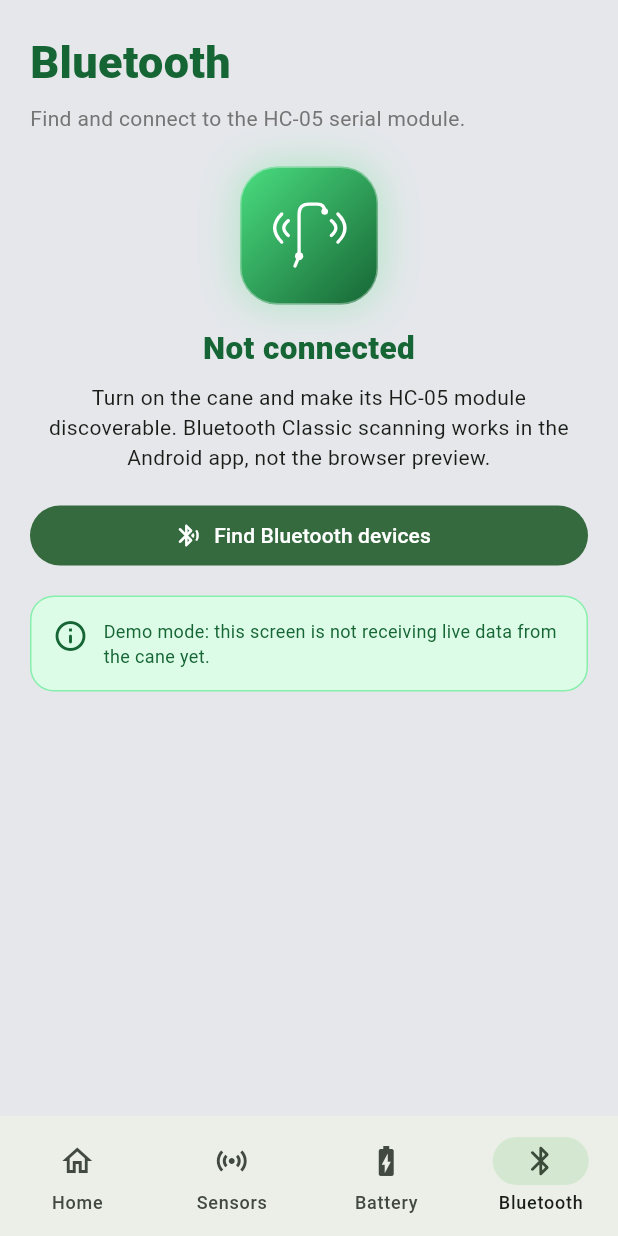
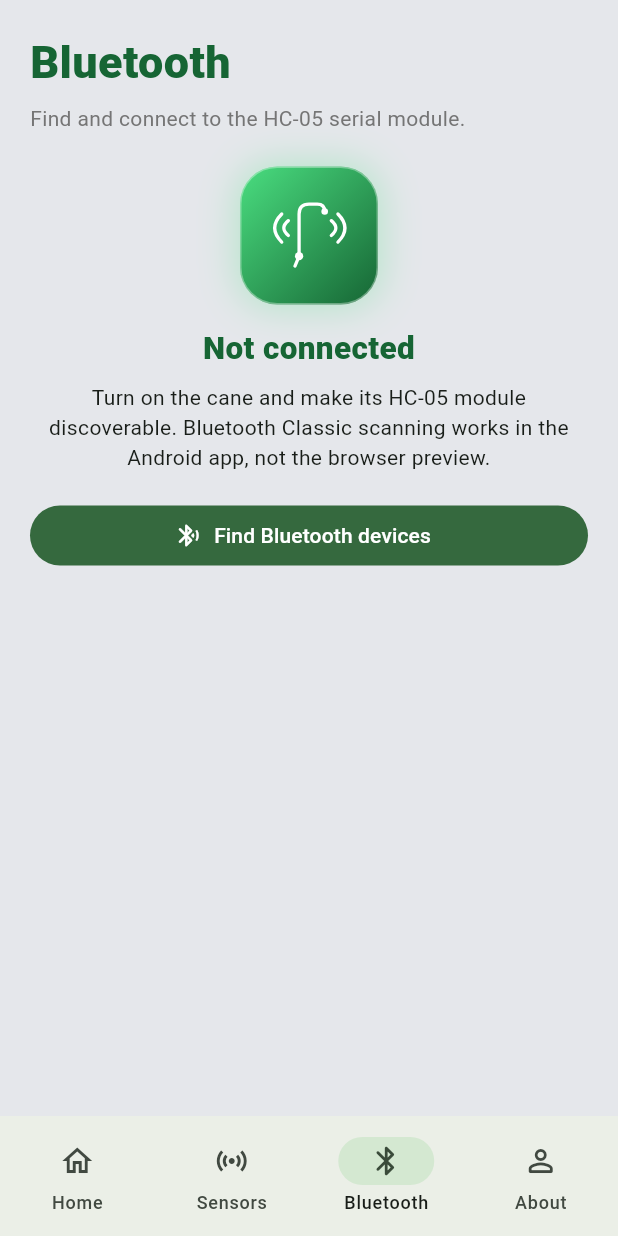
Before and after one commit to johnstephenferrer/smart_cane_app1, a Flutter app: the MainShell screen opened directly, after a tap on "DISCONNECTED", on a phone screen of 412 x 824 dp. Run offline on Flutter 3.47's test engine with Material 3 defaults, Android fonts, the phone set to English and light mode, and no system bars; our stand-ins replace shared_preferences; missing offline and left inert: flutter_classic_bluetooth; accounts and stored records are empty.

Commit message:
Replace battery tab with developer about page

```diff
--- a/lib/main.dart
+++ b/lib/main.dart
@@ -698,17 +698,7 @@ class _IntroContent extends StatelessWidget {
 
 // -------------------- MAIN NAVIGATION --------------------
 
-enum AppTab { home, sensors, battery, bluetooth }
-
-enum BatteryCondition { high, medium, low, replace }
-
-String batteryConditionText(BatteryCondition? condition) => switch (condition) {
-  BatteryCondition.high => 'High',
-  BatteryCondition.medium => 'Medium',
-  BatteryCondition.low => 'Low',
-  BatteryCondition.replace => 'Replace battery',
-  null => 'Unavailable',
-};
+enum AppTab { home, sensors, bluetooth, about }
 
 String formatDistance(double value) => value == value.roundToDouble()
     ? value.toStringAsFixed(0)
@@ -721,7 +711,6 @@ String distanceForScreenReader(double? value) => value == null
 class CaneTelemetry extends ChangeNotifier {
   double? upperCm;
   double? lowerCm;
-  BatteryCondition? batteryCondition;
   bool? buzzerOn;
   bool? vibrationOn;
   bool connected = false;
@@ -731,8 +720,8 @@ class CaneTelemetry extends ChangeNotifier {
 
   bool applyJson(Map<String, dynamic> json) {
     // Accept newline-delimited JSON from the HC-05. Example packet:
-    // {"upperCm":42.5,"lowerCm":18,"batteryStatus":"medium","buzzer":false,"vibration":false}\n
-    const keys = {'upperCm', 'lowerCm', 'batteryStatus', 'buzzer', 'vibration'};
+    // {"upperCm":42.5,"lowerCm":18,"buzzer":false,"vibration":false}\n
+    const keys = {'upperCm', 'lowerCm', 'buzzer', 'vibration'};
     if (!json.keys.any(keys.contains)) return false;
 
     if (json.containsKey('upperCm')) {
@@ -740,9 +729,6 @@ class CaneTelemetry extends ChangeNotifier {
     }
     if (json.containsKey('lowerCm')) {
       lowerCm = _distance(json['lowerCm'], max: 50);
-    }
-    if (json.containsKey('batteryStatus')) {
-      batteryCondition = _batteryCondition(json['batteryStatus']);
     }
     if (json.containsKey('buzzer')) buzzerOn = _boolean(json['buzzer']);
     if (json.containsKey('vibration')) {
@@ -773,7 +759,6 @@ class CaneTelemetry extends ChangeNotifier {
     _staleTimer = null;
     upperCm = null;
     lowerCm = null;
-    batteryCondition = null;
     buzzerOn = null;
     vibrationOn = null;
     lastUpdate = null;
@@ -800,18 +785,6 @@ class CaneTelemetry extends ChangeNotifier {
     if (value == 0 || value == '0' || value == 'false') return false;
     return null;
   }
-
-  static BatteryCondition? _batteryCondition(dynamic value) {
-    if (value == null) return null;
-    final normalized = '$value'.trim().toLowerCase();
-    return switch (normalized) {
-      'high' => BatteryCondition.high,
-      'medium' || 'mid' => BatteryCondition.medium,
-      'low' => BatteryCondition.low,
-      'replace' || 'replace battery' => BatteryCondition.replace,
-      _ => null,
-    };
-  }
 }
 
 class MainShell extends StatefulWidget {
@@ -847,12 +820,11 @@ class _MainShellState extends State<MainShell> {
         telemetry: _telemetry,
         onOpenSensors: () => setState(() => _tab = AppTab.sensors),
         onOpenBluetooth: () => setState(() => _tab = AppTab.bluetooth),
-        onOpenBattery: () => setState(() => _tab = AppTab.battery),
         onOpenTutorial: _openTutorial,
       ),
       SensorsScreen(telemetry: _telemetry),
-      BatteryScreen(telemetry: _telemetry),
       BluetoothScreen(telemetry: _telemetry),
+      const AboutScreen(),
     ];
     final selected = AppTab.values.indexOf(_tab);
 
@@ -904,14 +876,14 @@ class _MainShellState extends State<MainShell> {
             label: 'Sensors',
           ),
           NavigationDestination(
-            icon: Icon(Icons.battery_charging_full_outlined),
-            selectedIcon: Icon(Icons.battery_charging_full_rounded),
-            label: 'Battery',
-          ),
-          NavigationDestination(
             icon: Icon(Icons.bluetooth_outlined),
             selectedIcon: Icon(Icons.bluetooth_rounded),
             label: 'Bluetooth',
+          ),
+          NavigationDestination(
+            icon: Icon(Icons.person_outline_rounded),
+            selectedIcon: Icon(Icons.person_rounded),
+            label: 'About',
           ),
         ],
       ),
@@ -925,7 +897,6 @@ class HomeScreen extends StatefulWidget {
   final CaneTelemetry telemetry;
   final VoidCallback? onOpenSensors;
   final VoidCallback? onOpenBluetooth;
-  final VoidCallback? onOpenBattery;
   final VoidCallback? onOpenTutorial;
 
   const HomeScreen({
@@ -933,7 +904,6 @@ class HomeScreen extends StatefulWidget {
     required this.telemetry,
     this.onOpenSensors,
     this.onOpenBluetooth,
-    this.onOpenBattery,
     this.onOpenTutorial,
   });
 
@@ -1277,44 +1247,6 @@ class _HomeScreenState extends State<HomeScreen>
                 ),
               ),
               const SizedBox(height: 22),
-              _reveal(
-                4,
-                _DashboardActionCard(
-                  onTap: widget.onOpenBattery,
-                  child: Row(
-                    children: [
-                      _StatusGlyph(icon: Icons.battery_unknown_rounded),
-                      SizedBox(width: 14),
-                      Expanded(
-                        child: Column(
-                          crossAxisAlignment: CrossAxisAlignment.start,
-                          children: [
-                            Text(
-                              'Battery',
-                              style: TextStyle(fontWeight: FontWeight.w800),
-                            ),
-                            SizedBox(height: 4),
-                            Text(
-                              'Condition: ${batteryConditionText(widget.telemetry.batteryCondition)}',
-                              style: TextStyle(
-                                color: Color(0xFF6B7280),
-                                fontSize: 12,
-                              ),
-                            ),
-                          ],
-                        ),
-                      ),
-                      Icon(
-                        Icons.arrow_forward_ios_rounded,
-                        size: 14,
-                        color: charcoalText,
-                      ),
-                    ],
-                  ),
-                ),
-              ),
-              const SizedBox(height: 14),
-              _reveal(5, const DemoNotice()),
               if (widget.onOpenTutorial != null) ...[
                 const SizedBox(height: 14),
                 _reveal(
@@ -1438,7 +1370,7 @@ class _DashboardActionCardState extends State<_DashboardActionCard> {
   }
 }
 
-// -------------------- SENSORS / BATTERY / BLUETOOTH --------------------
+// -------------------- SENSORS / BLUETOOTH / ABOUT --------------------
 
 class SensorsScreen extends StatelessWidget {
   final CaneTelemetry telemetry;
@@ -1450,7 +1382,6 @@ class SensorsScreen extends StatelessWidget {
       title: 'Sensors',
       subtitle: 'Two detection zones, one overview.',
       children: [
-        const DemoNotice(),
         const SizedBox(height: 16),
         const SensorDetailCard(
           icon: Icons.vertical_align_top_rounded,
@@ -1507,212 +1438,163 @@ class SensorsScreen extends StatelessWidget {
   }
 }
 
-class BatteryScreen extends StatelessWidget {
-  final CaneTelemetry telemetry;
-  const BatteryScreen({super.key, required this.telemetry});
+class AboutScreen extends StatefulWidget {
+  const AboutScreen({super.key});
+
+  @override
+  State<AboutScreen> createState() => _AboutScreenState();
+}
+
+class _AboutScreenState extends State<AboutScreen>
+    with SingleTickerProviderStateMixin {
+  late final AnimationController _floatController;
+
+  @override
+  void initState() {
+    super.initState();
+    _floatController = AnimationController(
+      vsync: this,
+      duration: const Duration(milliseconds: 1900),
+    );
+  }
+
+  @override
+  void didChangeDependencies() {
+    super.didChangeDependencies();
+    if (MediaQuery.disableAnimationsOf(context)) {
+      _floatController
+        ..stop()
+        ..value = 0;
+    } else if (!_floatController.isAnimating) {
+      _floatController.repeat(reverse: true);
+    }
+  }
+
+  @override
+  void dispose() {
+    _floatController.dispose();
+    super.dispose();
+  }
 
   @override
   Widget build(BuildContext context) {
     return AppPage(
-      title: 'Battery',
-      subtitle: 'A simple condition indicator for your cane battery.',
+      title: 'About',
+      subtitle: 'The student and purpose behind Smart Cane.',
       children: [
-        _BatteryConditionPanel(telemetry: telemetry),
-        const SizedBox(height: 16),
-        AnimatedBuilder(
-          animation: telemetry,
-          builder: (context, _) => Column(
-            children: [
-              InfoRow(
-                icon: Icons.battery_unknown_rounded,
-                label: 'Current condition',
-                value: batteryConditionText(telemetry.batteryCondition),
-              ),
-              const InfoRow(
-                icon: Icons.schedule_rounded,
-                label: 'Estimated runtime',
-                value: 'Not measured',
-              ),
-              InfoRow(
-                icon: Icons.power_rounded,
-                label: 'Bluetooth link',
-                value: telemetry.connected ? 'Connected' : 'Disconnected',
-              ),
-            ],
+        Card(
+          clipBehavior: Clip.antiAlias,
+          child: Container(
+            height: 280,
+            width: double.infinity,
+            decoration: const BoxDecoration(
+              gradient: LinearGradient(
+                begin: Alignment.topCenter,
+                end: Alignment.bottomCenter,
+                colors: [Color(0xFFF0FDF4), Color(0xFFDCFCE7)],
+              ),
+            ),
+            child: Stack(
+              alignment: Alignment.bottomCenter,
+              children: [
+                Positioned(
+                  bottom: 10,
+                  child: Container(
+                    width: 190,
+                    height: 190,
+                    decoration: BoxDecoration(
+                      color: primaryGreen.withValues(alpha: 0.10),
+                      shape: BoxShape.circle,
+                    ),
+                  ),
+                ),
+                AnimatedBuilder(
+                  animation: _floatController,
+                  builder: (context, child) => Transform.translate(
+                    offset: Offset(0, -5 * _floatController.value),
+                    child: child,
+                  ),
+                  child: Semantics(
+                    label: 'Portrait of John Stephen Ferrer',
+                    child: Image.asset(
+                      'assets/ferrer.png',
+                      height: 280,
+                      width: 280,
+                      fit: BoxFit.contain,
+                      alignment: Alignment.bottomCenter,
+                    ),
+                  ),
+                ),
+              ],
+            ),
           ),
         ),
         const SizedBox(height: 16),
-        const DemoNotice(),
-      ],
-    );
-  }
-}
-
-class _BatteryConditionPanel extends StatelessWidget {
-  final CaneTelemetry telemetry;
-  const _BatteryConditionPanel({required this.telemetry});
-
-  @override
-  Widget build(BuildContext context) {
-    const levels = [
-      ('High', primaryGreen),
-      ('Medium', Color(0xFF65A30D)),
-      ('Low', Color(0xFF6B7280)),
-      ('Replace', charcoalText),
-    ];
-
-    return AnimatedBuilder(
-      animation: telemetry,
-      builder: (context, _) {
-        final condition = telemetry.batteryCondition;
-        return Card(
-          clipBehavior: Clip.antiAlias,
+        Card(
           child: Padding(
             padding: const EdgeInsets.all(18),
             child: Column(
               crossAxisAlignment: CrossAxisAlignment.start,
               children: [
-                Row(
-                  children: [
-                    Container(
-                      width: 48,
-                      height: 48,
-                      decoration: BoxDecoration(
-                        color: lightGreen,
-                        borderRadius: BorderRadius.circular(15),
-                      ),
-                      child: const Icon(
-                        Icons.battery_3_bar_rounded,
-                        color: primaryGreen,
-                      ),
-                    ),
-                    const SizedBox(width: 12),
-                    Expanded(
-                      child: Column(
-                        crossAxisAlignment: CrossAxisAlignment.start,
-                        children: [
-                          Text(
-                            'Battery condition',
-                            style: TextStyle(
-                              color: darkGreen,
-                              fontSize: 17,
-                              fontWeight: FontWeight.w800,
-                            ),
-                          ),
-                          SizedBox(height: 4),
-                          AnimatedSwitcher(
-                            duration: const Duration(milliseconds: 240),
-                            child: Text(
-                              condition == null
-                                  ? 'Waiting for a cane reading'
-                                  : 'Current condition: ${batteryConditionText(condition)}',
-                              key: ValueKey(condition),
-                              style: const TextStyle(
-                                color: Color(0xFF6B7280),
-                                fontSize: 12,
-                              ),
-                            ),
-                          ),
-                        ],
-                      ),
-                    ),
-                    const Icon(
-                      Icons.more_horiz_rounded,
-                      color: Color(0xFF9CA3AF),
-                    ),
-                  ],
-                ),
-                const SizedBox(height: 20),
-                Wrap(
-                  spacing: 8,
-                  runSpacing: 8,
-                  children: levels
-                      .map(
-                        (level) => _BatteryLevelChip(
-                          label: level.$1,
-                          color: level.$2,
-                          selected: condition?.name == level.$1.toLowerCase(),
-                        ),
-                      )
-                      .toList(),
-                ),
-                const SizedBox(height: 14),
+                const SectionTitle('ABOUT THE DEVELOPER'),
+                const SizedBox(height: 8),
                 Text(
-                  condition == null
-                      ? 'No condition is selected yet. The Arduino must measure battery voltage and send a battery status over Bluetooth first.'
-                      : 'Status received from the cane. This is a condition band, not a precise percentage.',
-                  style: TextStyle(
-                    color: Colors.grey.shade700,
-                    height: 1.45,
-                    fontSize: 12,
-                  ),
+                  'I’m John Stephen Ferrer, a Grade 12 ICT student and school ICT representative at SUDECO Polytechnic Integrated College. I’m interested in technology and hope to become a Software Engineer.',
+                  style: TextStyle(color: Colors.grey.shade800, height: 1.55),
                 ),
               ],
             ),
           ),
-        );
-      },
-    );
-  }
-}
-
-class _BatteryLevelChip extends StatelessWidget {
-  final String label;
-  final Color color;
-  final bool selected;
-  const _BatteryLevelChip({
-    required this.label,
-    required this.color,
-    required this.selected,
-  });
-
-  @override
-  Widget build(BuildContext context) {
-    return AnimatedContainer(
-      duration: const Duration(milliseconds: 220),
-      curve: Curves.easeOutCubic,
-      constraints: const BoxConstraints(minHeight: 42),
-      padding: const EdgeInsets.symmetric(horizontal: 11, vertical: 8),
-      decoration: BoxDecoration(
-        color: selected ? color.withValues(alpha: 0.14) : Colors.white,
-        borderRadius: BorderRadius.circular(22),
-        border: Border.all(
-          color: selected ? color : const Color(0xFFD1D5DB),
-          width: selected ? 1.5 : 1,
         ),
-      ),
-      child: Semantics(
-        label:
-            'Battery condition $label${selected ? ', current condition' : ''}',
-        selected: selected,
-        child: Row(
-          mainAxisSize: MainAxisSize.min,
-          children: [
-            Container(
-              width: 8,
-              height: 8,
-              decoration: BoxDecoration(color: color, shape: BoxShape.circle),
+        const SizedBox(height: 12),
+        Card(
+          color: lightGreen,
+          child: Padding(
+            padding: const EdgeInsets.all(18),
+            child: Row(
+              crossAxisAlignment: CrossAxisAlignment.start,
+              children: [
+                const Icon(Icons.format_quote_rounded, color: darkGreen),
+                const SizedBox(width: 10),
+                Expanded(
+                  child: Text(
+                    '“Everything happens for a reason, so just go with the flow.”',
+                    style: TextStyle(
+                      color: darkGreen,
+                      fontStyle: FontStyle.italic,
+                      height: 1.5,
+                      fontWeight: FontWeight.w600,
+                    ),
+                  ),
+                ),
+              ],
             ),
-            const SizedBox(width: 7),
-            Text(
-              label,
-              style: const TextStyle(
-                color: darkGreen,
-                fontWeight: FontWeight.w700,
-                fontSize: 13,
-              ),
+          ),
+        ),
+        const SizedBox(height: 12),
+        Card(
+          child: Padding(
+            padding: const EdgeInsets.all(18),
+            child: Column(
+              crossAxisAlignment: CrossAxisAlignment.start,
+              children: [
+                const SectionTitle('ABOUT THE PROJECT'),
+                const SizedBox(height: 8),
+                Text(
+                  'Smart Cane is a student research project exploring how ultrasonic sensors and Bluetooth can help people with visual impairments detect obstacles at different heights. The cane provides sound and vibration alerts, while this app displays readings received from the device. Its purpose is to support safer, more confident mobility.',
+                  style: TextStyle(color: Colors.grey.shade800, height: 1.55),
+                ),
+                const SizedBox(height: 14),
+                const InfoRow(
+                  icon: Icons.school_outlined,
+                  label: 'Research project',
+                  value: 'Smart Cane',
+                ),
+              ],
             ),
-            if (selected) ...[
-              const SizedBox(width: 5),
-              const Icon(
-                Icons.check_circle_rounded,
-                size: 16,
-                color: darkGreen,
-              ),
-            ],
-          ],
+          ),
         ),
-      ),
+      ],
     );
   }
 }
@@ -1955,7 +1837,7 @@ class _BluetoothScreenState extends State<BluetoothScreen> {
             connected && widget.telemetry.acceptedMessages > 0
                 ? 'Receiving live updates from the cane.'
                 : connected
-                ? 'Connected. Waiting for sensor and battery updates from the cane.'
+                ? 'Connected. Waiting for sensor and alert updates from the cane.'
                 : 'Turn on the cane and make its HC-05 module discoverable. Bluetooth Classic scanning works in the Android app, not the browser preview.',
             textAlign: TextAlign.center,
             style: const TextStyle(height: 1.45),
@@ -2037,7 +1919,6 @@ class _BluetoothScreenState extends State<BluetoothScreen> {
             ),
           ],
           const SizedBox(height: 16),
-          const DemoNotice(),
         ],
       ),
     );
@@ -2098,7 +1979,6 @@ class SettingsScreen extends StatelessWidget {
             ),
           ),
           const SizedBox(height: 16),
-          const DemoNotice(),
           const SizedBox(height: 18),
           const Center(
             child: Text(
@@ -2135,17 +2015,17 @@ class _TutorialScreenState extends State<TutorialScreen> {
     _TutorialStep(
       icon: Icons.sensors_rounded,
       title: 'Sensor zones',
-      description: 'The prototype is configured for an upper range up to 100 cm and a lower range up to 50 cm. Actual readings will appear after integration.',
+      description: 'The upper sensor is configured for up to 100 cm and the lower sensor for up to 50 cm. Current readings appear here when the cane is connected and sending data.',
     ),
     _TutorialStep(
       icon: Icons.vibration_rounded,
       title: 'Sound and vibration',
-      description: 'The planned alert system uses different buzzer patterns and vibration levels to communicate obstacle distance. The app does not control these alerts yet.',
+      description: 'The cane controls its buzzer and vibration motor. When status data is sent, the app displays whether each alert is active.',
     ),
     _TutorialStep(
-      icon: Icons.battery_charging_full_rounded,
-      title: 'Battery and Bluetooth',
-      description: 'Battery information, pairing, and live updates will be added after the hardware communication is implemented.',
+      icon: Icons.bluetooth_rounded,
+      title: 'Bluetooth connection',
+      description: 'Pair with the cane to view live sensor readings and device status in the app.',
     ),
   ];
 
@@ -2662,32 +2542,3 @@ class InfoRow extends StatelessWidget {
     );
   }
 }
-
-class DemoNotice extends StatelessWidget {
-  const DemoNotice({super.key});
-
-  @override
-  Widget build(BuildContext context) {
-    return Container(
-      padding: const EdgeInsets.all(14),
-      decoration: BoxDecoration(
-        color: lightGreen,
-        borderRadius: BorderRadius.circular(16),
-        border: Border.all(color: const Color(0xFF86EFAC)),
-      ),
-      child: const Row(
-        crossAxisAlignment: CrossAxisAlignment.start,
-        children: [
-          Icon(Icons.info_outline_rounded, color: darkGreen),
-          SizedBox(width: 10),
-          Expanded(
-            child: Text(
-              'Demo mode: this screen is not receiving live data from the cane yet.',
-              style: TextStyle(color: darkGreen, fontSize: 12, height: 1.45),
-            ),
-          ),
-        ],
-      ),
-    );
-  }
-}
--- a/pubspec.yaml
+++ b/pubspec.yaml
@@ -1,4 +1,3 @@
-
 name: smart_cane_app
 description: "A new Flutter project."
 
@@ -25,3 +24,5 @@ dev_dependencies:
 
 flutter:
   uses-material-design: true
+  assets:
+    - assets/ferrer.png
```
Also changed, not shown: assets/ferrer.png (added).
